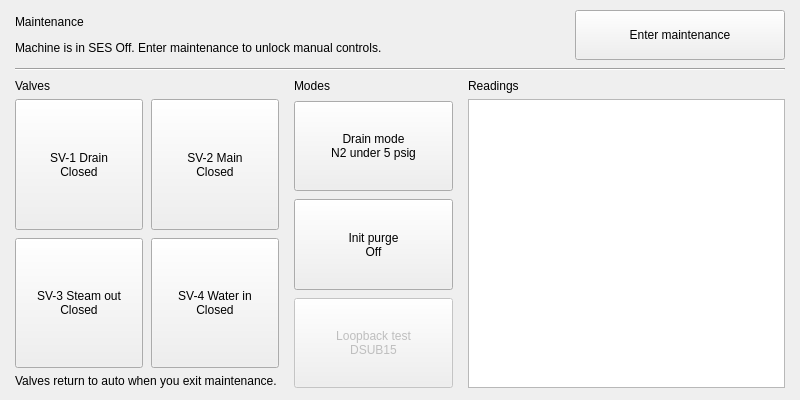
tamdak-dan/rch-steamer, file ui/resources/MaintPage_widget.ui: the form before one commit.
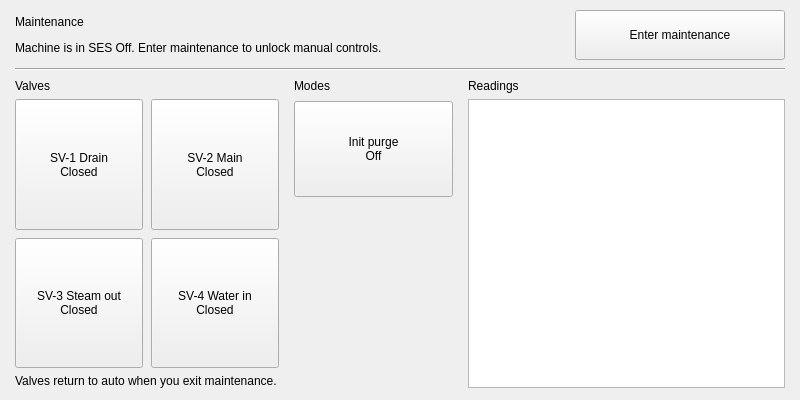
The form after the commit.

Commit message:
Remove drain mode and loopback test from the maintenance page
- MaintPage_widget.ui: drop the Drain mode and Loopback test buttons.
  Init purge keeps its previous height (stretch 0,1,2 with a spacer
  below) rather than filling the Modes column.
- maint_screen.py: drop both from OUTPUTS, and the unused drain-mode
  feedback branch (computed from SV-1..4).
- ads_client.py: drop PLC_bMaintDrainMode (GVL_HMI.stHmiCommand.bDrainMode)
  and the commented-out loopback tag from TAG_MAP, so the HMI no longer
  reads that symbol.

Claude-Session: https://claude.ai/code/session_01DpXPRdHiQR1SXg7JssSBq7

Patch:
```diff
--- a/ui/resources/MaintPage_widget.ui
+++ b/ui/resources/MaintPage_widget.ui
@@ -239,7 +239,7 @@
       </layout>
      </item>
      <item>
-      <layout class="QVBoxLayout" name="MaintPage_Modes" stretch="0,1,1,1">
+      <layout class="QVBoxLayout" name="MaintPage_Modes" stretch="0,1,2">
        <property name="spacing">
         <number>8</number>
        </property>
@@ -250,32 +250,6 @@
          </property>
         </widget>
        </item>
-       <item>
-        <widget class="QPushButton" name="PLC_bMaintDrainMode">
-         <property name="sizePolicy">
-          <sizepolicy hsizetype="Expanding" vsizetype="Preferred">
-           <horstretch>0</horstretch>
-           <verstretch>0</verstretch>
-          </sizepolicy>
-         </property>
-         <property name="minimumSize">
-          <size>
-           <width>0</width>
-           <height>56</height>
-          </size>
-         </property>
-         <property name="text">
-          <string>Drain mode
-N2 under 5 psig</string>
-         </property>
-         <property name="checkable">
-          <bool>true</bool>
-         </property>
-         <property name="maint" stdset="0">
-          <bool>true</bool>
-         </property>
-        </widget>
-       </item>
        <item>
         <widget class="QPushButton" name="PLC_bMaintInitPurge">
          <property name="sizePolicy">
@@ -303,33 +277,17 @@
         </widget>
        </item>
        <item>
-        <widget class="QPushButton" name="PLC_bMaintLoopback">
-         <property name="enabled">
-          <bool>false</bool>
+        <spacer name="MaintPage_ModesSpacer">
+         <property name="orientation">
+          <enum>Qt::Orientation::Vertical</enum>
          </property>
-         <property name="sizePolicy">
-          <sizepolicy hsizetype="Expanding" vsizetype="Preferred">
-           <horstretch>0</horstretch>
-           <verstretch>0</verstretch>
-          </sizepolicy>
-         </property>
-         <property name="minimumSize">
+         <property name="sizeHint" stdset="0">
           <size>
-           <width>0</width>
-           <height>56</height>
+           <width>20</width>
+           <height>0</height>
           </size>
          </property>
-         <property name="text">
-          <string>Loopback test
-DSUB15</string>
-         </property>
-         <property name="checkable">
-          <bool>true</bool>
-         </property>
-         <property name="maint" stdset="0">
-          <bool>true</bool>
-         </property>
-        </widget>
+        </spacer>
        </item>
       </layout>
      </item>
```
The commit also changes 2 other files.
